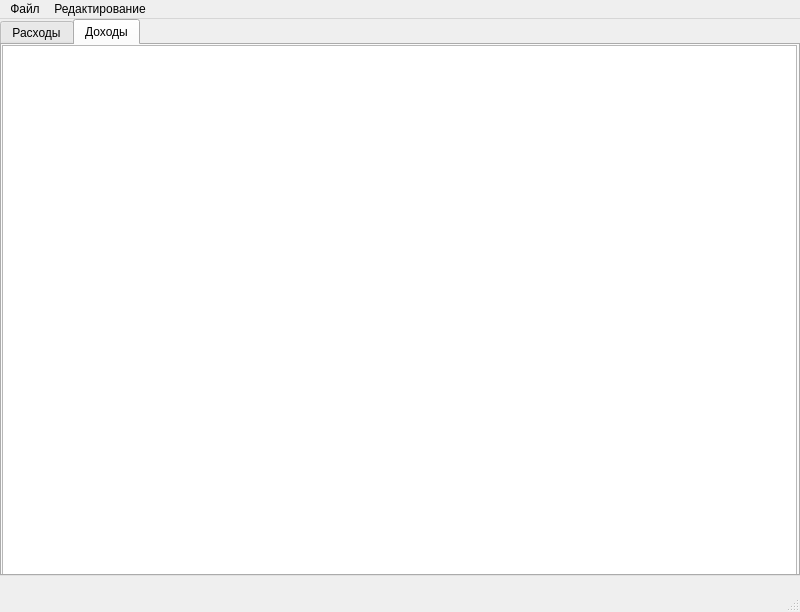
sector84/lyceum.yandex-homework1_2, file ui/mainForm.ui: the form before one commit.
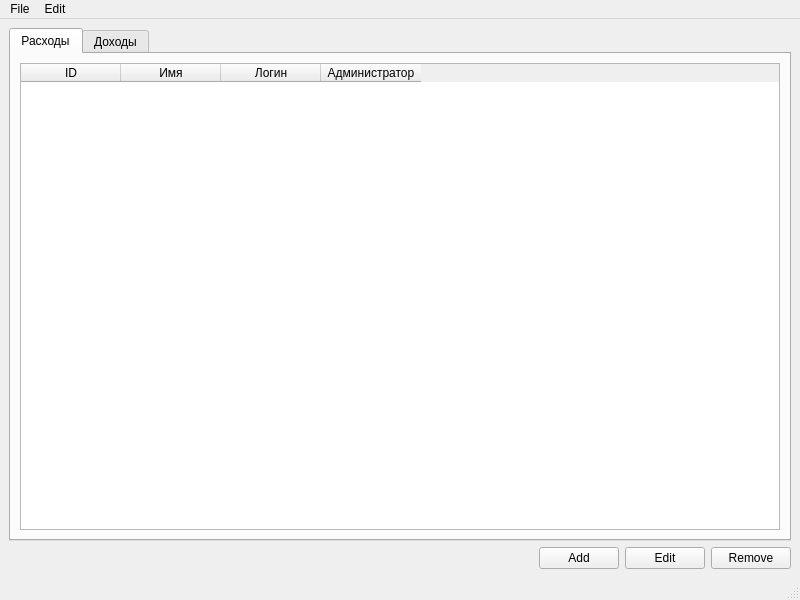
The form after the commit. The open tabs and pages were chosen to show the change.

Diff of the .ui file:
```diff
--- a/ui/mainForm.ui
+++ b/ui/mainForm.ui
@@ -7,77 +7,155 @@
     <x>0</x>
     <y>0</y>
     <width>800</width>
-    <height>612</height>
+    <height>600</height>
    </rect>
   </property>
   <property name="windowTitle">
    <string>MainWindow</string>
   </property>
   <widget class="QWidget" name="centralwidget">
-   <widget class="QTabWidget" name="tabWidget">
-    <property name="geometry">
-     <rect>
-      <x>0</x>
-      <y>0</y>
-      <width>800</width>
-      <height>557</height>
-     </rect>
-    </property>
-    <property name="tabPosition">
-     <enum>QTabWidget::North</enum>
-    </property>
-    <property name="tabShape">
-     <enum>QTabWidget::Rounded</enum>
-    </property>
-    <property name="currentIndex">
-     <number>1</number>
-    </property>
-    <property name="elideMode">
-     <enum>Qt::ElideRight</enum>
-    </property>
-    <property name="documentMode">
-     <bool>false</bool>
-    </property>
-    <property name="tabsClosable">
-     <bool>false</bool>
-    </property>
-    <property name="movable">
-     <bool>false</bool>
-    </property>
-    <property name="tabBarAutoHide">
-     <bool>false</bool>
-    </property>
-    <widget class="QWidget" name="tab">
-     <attribute name="title">
-      <string>Расходы</string>
-     </attribute>
-     <widget class="QTableWidget" name="tableExpenses">
-      <property name="geometry">
-       <rect>
-        <x>0</x>
-        <y>0</y>
-        <width>795</width>
-        <height>531</height>
-       </rect>
+   <layout class="QVBoxLayout" name="verticalLayout">
+    <item>
+     <widget class="QTabWidget" name="tabWidget">
+      <property name="currentIndex">
+       <number>1</number>
       </property>
+      <widget class="QWidget" name="tabExpenses">
+       <property name="enabled">
+        <bool>true</bool>
+       </property>
+       <attribute name="title">
+        <string>Расходы</string>
+       </attribute>
+       <layout class="QVBoxLayout" name="verticalLayout_2">
+        <item>
+         <widget class="QTableWidget" name="tableExpenses">
+          <property name="enabled">
+           <bool>true</bool>
+          </property>
+          <property name="sizePolicy">
+           <sizepolicy hsizetype="Preferred" vsizetype="Preferred">
+            <horstretch>0</horstretch>
+            <verstretch>0</verstretch>
+           </sizepolicy>
+          </property>
+          <property name="locale">
+           <locale language="Russian" country="Russia"/>
+          </property>
+          <property name="columnCount">
+           <number>4</number>
+          </property>
+          <column>
+           <property name="text">
+            <string>ID</string>
+           </property>
+          </column>
+          <column>
+           <property name="text">
+            <string>Имя</string>
+           </property>
+          </column>
+          <column>
+           <property name="text">
+            <string>Логин</string>
+           </property>
+          </column>
+          <column>
+           <property name="text">
+            <string>Администратор</string>
+           </property>
+          </column>
+         </widget>
+        </item>
+       </layout>
+      </widget>
+      <widget class="QWidget" name="tab_Incomes">
+       <attribute name="title">
+        <string>Доходы</string>
+       </attribute>
+       <layout class="QVBoxLayout" name="verticalLayout_3">
+        <item>
+         <widget class="QTableWidget" name="tableExpenses_2">
+          <property name="enabled">
+           <bool>true</bool>
+          </property>
+          <property name="sizePolicy">
+           <sizepolicy hsizetype="Preferred" vsizetype="Preferred">
+            <horstretch>0</horstretch>
+            <verstretch>0</verstretch>
+           </sizepolicy>
+          </property>
+          <property name="locale">
+           <locale language="Russian" country="Russia"/>
+          </property>
+          <property name="columnCount">
+           <number>4</number>
+          </property>
+          <column>
+           <property name="text">
+            <string>ID</string>
+           </property>
+          </column>
+          <column>
+           <property name="text">
+            <string>Имя</string>
+           </property>
+          </column>
+          <column>
+           <property name="text">
+            <string>Логин</string>
+           </property>
+          </column>
+          <column>
+           <property name="text">
+            <string>Администратор</string>
+           </property>
+          </column>
+         </widget>
+        </item>
+       </layout>
+      </widget>
      </widget>
-    </widget>
-    <widget class="QWidget" name="tab_2">
-     <attribute name="title">
-      <string>Доходы</string>
-     </attribute>
-     <widget class="QTableWidget" name="tableIncomes">
-      <property name="geometry">
-       <rect>
-        <x>0</x>
-        <y>0</y>
-        <width>795</width>
-        <height>531</height>
-       </rect>
-      </property>
-     </widget>
-    </widget>
-   </widget>
+    </item>
+    <item>
+     <layout class="QHBoxLayout" name="horizontalLayout">
+      <item>
+       <spacer name="horizontalSpacer">
+        <property name="orientation">
+         <enum>Qt::Horizontal</enum>
+        </property>
+        <property name="sizeHint" stdset="0">
+         <size>
+          <width>40</width>
+          <height>20</height>
+         </size>
+        </property>
+       </spacer>
+      </item>
+      <item>
+       <widget class="QPushButton" name="btnAdd">
+        <property name="text">
+         <string>Add</string>
+        </property>
+       </widget>
+      </item>
+      <item>
+       <widget class="QPushButton" name="btnEdit">
+        <property name="text">
+         <string>Edit</string>
+        </property>
+       </widget>
+      </item>
+      <item>
+       <widget class="QPushButton" name="btnRemove">
+        <property name="text">
+         <string>Remove</string>
+        </property>
+       </widget>
+      </item>
+     </layout>
+    </item>
+   </layout>
   </widget>
   <widget class="QMenuBar" name="menubar">
    <property name="geometry">
@@ -88,23 +166,23 @@
      <height>22</height>
     </rect>
    </property>
-   <widget class="QMenu" name="menu">
+   <widget class="QMenu" name="menuFile">
     <property name="title">
-     <string>Файл</string>
+     <string>File</string>
     </property>
     <addaction name="action_4"/>
     <addaction name="action_5"/>
    </widget>
-   <widget class="QMenu" name="menu_2">
+   <widget class="QMenu" name="menuEdit">
     <property name="title">
-     <string>Редактирование</string>
+     <string>Edit</string>
     </property>
     <addaction name="action"/>
     <addaction name="action_2"/>
     <addaction name="action_3"/>
    </widget>
-   <addaction name="menu"/>
-   <addaction name="menu_2"/>
+   <addaction name="menuFile"/>
+   <addaction name="menuEdit"/>
   </widget>
   <widget class="QStatusBar" name="statusbar"/>
   <action name="action">
```
Left out of the diff: 40 changed lines with no effect on the pictures.
